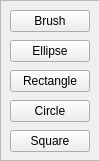
Before: the Qt Designer form src/chooser.ui in kredenac/RS10-collynx, drawn with Qt 5.
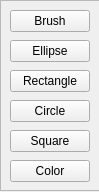
After: the same form once the commit is applied.

Commit message: Color is choosen from menu and color of menu is equal to brush color

```diff
--- a/src/chooser.ui
+++ b/src/chooser.ui
@@ -7,7 +7,7 @@
     <x>0</x>
     <y>0</y>
     <width>99</width>
-    <height>161</height>
+    <height>192</height>
    </rect>
   </property>
   <property name="windowTitle">
@@ -71,7 +71,7 @@
      <x>0</x>
      <y>0</y>
      <width>101</width>
-     <height>161</height>
+     <height>191</height>
     </rect>
    </property>
    <property name="frameShape">
@@ -80,6 +80,19 @@
    <property name="frameShadow">
     <enum>QFrame::Raised</enum>
    </property>
+   <widget class="QPushButton" name="pushButton_6">
+    <property name="geometry">
+     <rect>
+      <x>10</x>
+      <y>160</y>
+      <width>80</width>
+      <height>22</height>
+     </rect>
+    </property>
+    <property name="text">
+     <string>Color</string>
+    </property>
+   </widget>
   </widget>
   <widget class="QPushButton" name="pushButton_5">
    <property name="geometry">
```
The commit also changes 3 other files.
